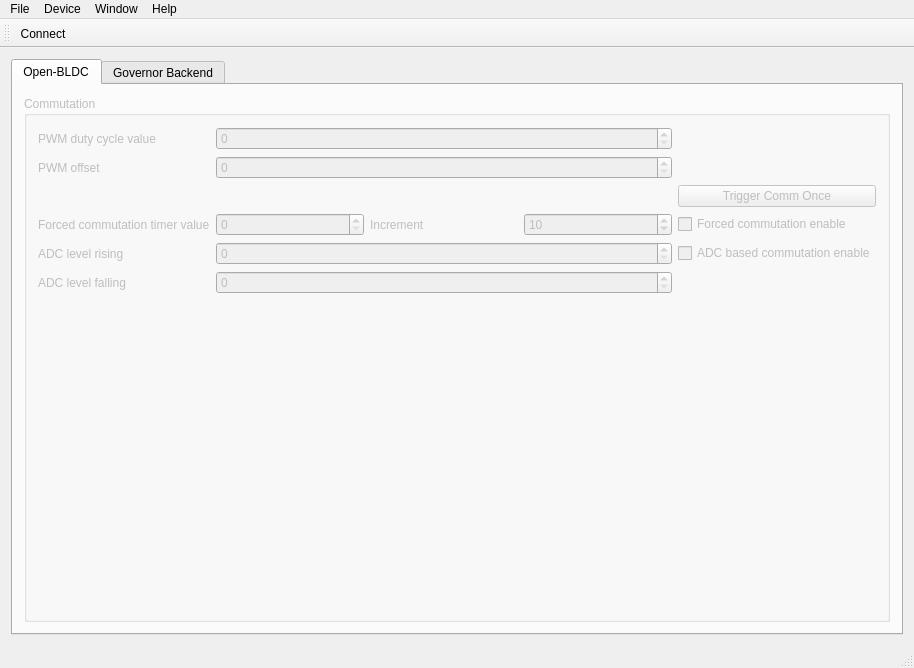
First picture: the form in source/qgovernor/mainwindow.ui, repository esden/open-bldc, before the edit.
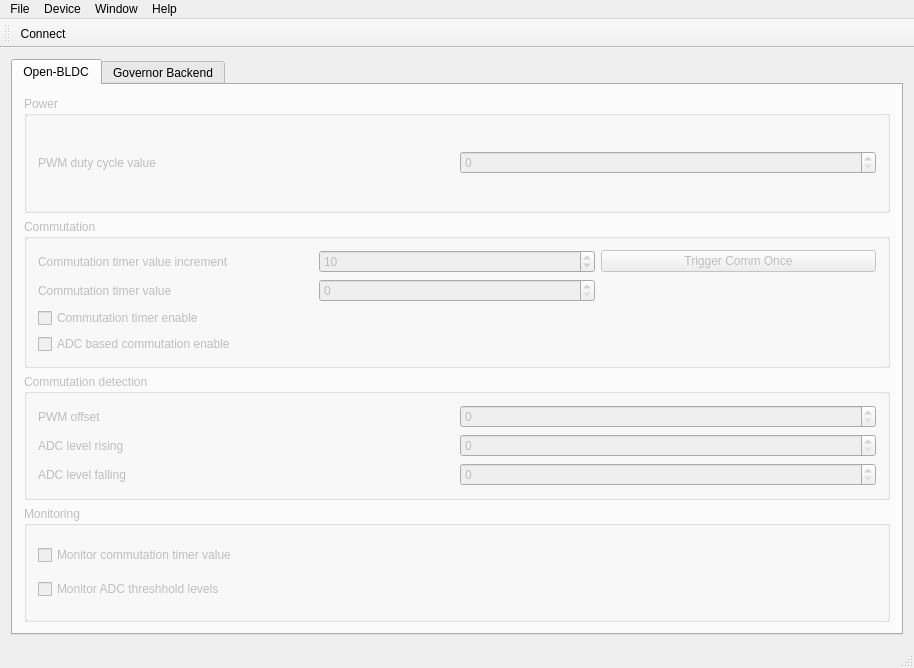
Second picture: the form after the edit. Icons and pictures are not drawn.

Commit message: Refactored Open-BLDC tab, added monitor checkboxes.

```diff
--- a/source/qgovernor/mainwindow.ui
+++ b/source/qgovernor/mainwindow.ui
@@ -31,7 +31,33 @@
        <attribute name="title">
         <string>Open-BLDC</string>
        </attribute>
-       <layout class="QHBoxLayout" name="horizontalLayout">
+       <layout class="QVBoxLayout" name="verticalLayout_4">
+        <item>
+         <widget class="QGroupBox" name="powerGroupBox">
+          <property name="enabled">
+           <bool>false</bool>
+          </property>
+          <property name="title">
+           <string>Power</string>
+          </property>
+          <layout class="QGridLayout" name="gridLayout_4">
+           <item row="0" column="1">
+            <widget class="QSpinBox" name="PWMDutyCycleSpinBox">
+             <property name="maximum">
+              <number>65535</number>
+             </property>
+            </widget>
+           </item>
+           <item row="0" column="0">
+            <widget class="QLabel" name="PWMDutyCycleLabel">
+             <property name="text">
+              <string>PWM duty cycle value</string>
+             </property>
+            </widget>
+           </item>
+          </layout>
+         </widget>
+        </item>
         <item>
          <widget class="QGroupBox" name="commGroupBox">
           <property name="enabled">
@@ -41,6 +67,23 @@
            <string>Commutation</string>
           </property>
           <layout class="QGridLayout" name="gridLayout_3">
+           <item row="4" column="0">
+            <widget class="QLabel" name="forcedCommTimValLabel">
+             <property name="text">
+              <string>Commutation timer value</string>
+             </property>
+            </widget>
+           </item>
+           <item row="4" column="1">
+            <widget class="QSpinBox" name="forcedCommTimValSpinBox">
+             <property name="maximum">
+              <number>65535</number>
+             </property>
+             <property name="singleStep">
+              <number>10</number>
+             </property>
+            </widget>
+           </item>
            <item row="3" column="4">
             <widget class="QPushButton" name="triggerCommPushButton">
              <property name="toolTip">
@@ -51,117 +94,85 @@
              </property>
             </widget>
            </item>
-           <item row="4" column="0">
-            <widget class="QLabel" name="forcedCommTimValLabel">
+           <item row="3" column="1">
+            <widget class="QSpinBox" name="forcedCommTimIncSpinBox">
+             <property name="maximum">
+              <number>1000</number>
+             </property>
+             <property name="value">
+              <number>10</number>
+             </property>
+            </widget>
+           </item>
+           <item row="3" column="0">
+            <widget class="QLabel" name="forcedCommTimIncLabel">
              <property name="text">
-              <string>Forced commutation timer value</string>
+              <string>Commutation timer value increment</string>
              </property>
             </widget>
            </item>
-           <item row="4" column="4">
+           <item row="5" column="0">
             <widget class="QCheckBox" name="forcedCommCheckBox">
              <property name="text">
-              <string>Forced commutation enable</string>
+              <string>Commutation timer enable</string>
              </property>
             </widget>
            </item>
-           <item row="5" column="4">
+           <item row="6" column="0">
             <widget class="QCheckBox" name="ADCCommCheckBox">
              <property name="text">
               <string>ADC based commutation enable</string>
              </property>
             </widget>
            </item>
-           <item row="5" column="0">
-            <widget class="QLabel" name="ADCLevelRisingLabel">
-             <property name="text">
-              <string>ADC level rising</string>
-             </property>
-            </widget>
-           </item>
-           <item row="1" column="0">
-            <widget class="QLabel" name="PWMDutyCycleLabel">
-             <property name="text">
-              <string>PWM duty cycle value</string>
-             </property>
-            </widget>
-           </item>
-           <item row="7" column="0">
-            <spacer name="verticalSpacer">
-             <property name="orientation">
-              <enum>Qt::Vertical</enum>
-             </property>
-             <property name="sizeHint" stdset="0">
-              <size>
-               <width>20</width>
-               <height>40</height>
-              </size>
-             </property>
-            </spacer>
-           </item>
-           <item row="2" column="0">
+          </layout>
+         </widget>
+        </item>
+        <item>
+         <widget class="QGroupBox" name="commDetectGroupBox">
+          <property name="enabled">
+           <bool>false</bool>
+          </property>
+          <property name="title">
+           <string>Commutation detection</string>
+          </property>
+          <layout class="QGridLayout" name="gridLayout_5">
+           <item row="0" column="0">
             <widget class="QLabel" name="PWMOffsetLabel">
              <property name="text">
               <string>PWM offset</string>
              </property>
             </widget>
            </item>
-           <item row="1" column="1" colspan="3">
-            <widget class="QSpinBox" name="PWMDutyCycleSpinBox">
-             <property name="maximum">
-              <number>65535</number>
-             </property>
-            </widget>
-           </item>
-           <item row="2" column="1" colspan="3">
+           <item row="0" column="1">
             <widget class="QSpinBox" name="PWMOffsetSpinBox">
              <property name="maximum">
               <number>65535</number>
              </property>
             </widget>
            </item>
-           <item row="4" column="1">
-            <widget class="QSpinBox" name="forcedCommTimValSpinBox">
-             <property name="maximum">
-              <number>65535</number>
-             </property>
-             <property name="singleStep">
-              <number>10</number>
+           <item row="1" column="0">
+            <widget class="QLabel" name="ADCLevelRisingLabel">
+             <property name="text">
+              <string>ADC level rising</string>
              </property>
             </widget>
            </item>
-           <item row="5" column="1" colspan="3">
+           <item row="1" column="1">
             <widget class="QSpinBox" name="ADCLevelRisingSpinBox">
              <property name="maximum">
               <number>65535</number>
              </property>
             </widget>
            </item>
-           <item row="4" column="3">
-            <widget class="QSpinBox" name="forcedCommTimIncSpinBox">
-             <property name="maximum">
-              <number>1000</number>
-             </property>
-             <property name="value">
-              <number>10</number>
-             </property>
-            </widget>
-           </item>
-           <item row="4" column="2">
-            <widget class="QLabel" name="forcedCommTimIncLabel">
-             <property name="text">
-              <string>Increment</string>
-             </property>
-            </widget>
-           </item>
-           <item row="6" column="0">
+           <item row="2" column="0">
             <widget class="QLabel" name="ADCLevelFallingLabel">
              <property name="text">
               <string>ADC level falling</string>
              </property>
             </widget>
            </item>
-           <item row="6" column="1" colspan="3">
+           <item row="2" column="1">
             <widget class="QSpinBox" name="ADCLevelFallingSpinBox">
              <property name="maximum">
               <number>65535</number>
@@ -169,6 +180,39 @@
             </widget>
            </item>
           </layout>
+          <zorder>commGroupBox</zorder>
+          <zorder>PWMOffsetLabel</zorder>
+          <zorder>PWMOffsetSpinBox</zorder>
+          <zorder>ADCLevelRisingLabel</zorder>
+          <zorder>ADCLevelRisingSpinBox</zorder>
+          <zorder>ADCLevelFallingLabel</zorder>
+          <zorder>ADCLevelFallingSpinBox</zorder>
+         </widget>
+        </item>
+        <item>
+         <widget class="QGroupBox" name="monitoringGroupBox">
+          <property name="enabled">
+           <bool>false</bool>
+          </property>
+          <property name="title">
+           <string>Monitoring</string>
+          </property>
+          <layout class="QGridLayout" name="gridLayout_6">
+           <item row="0" column="0">
+            <widget class="QCheckBox" name="forcedCommMonCheckBox">
+             <property name="text">
+              <string>Monitor commutation timer value</string>
+             </property>
+            </widget>
+           </item>
+           <item row="1" column="0">
+            <widget class="QCheckBox" name="ADCLevelMonCheckBox">
+             <property name="text">
+              <string>Monitor ADC threshhold levels</string>
+             </property>
+            </widget>
+           </item>
+          </layout>
          </widget>
         </item>
        </layout>
```
Left out of the diff: 5 changed lines with no effect on the pictures. The commit also changes 2 other files.
